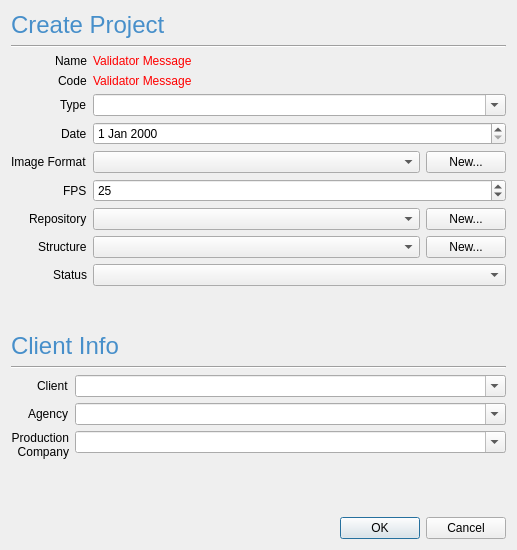
Qt form anima/ui/ui_files/project_dialog.ui (eoyilmaz/anima) before a commit.
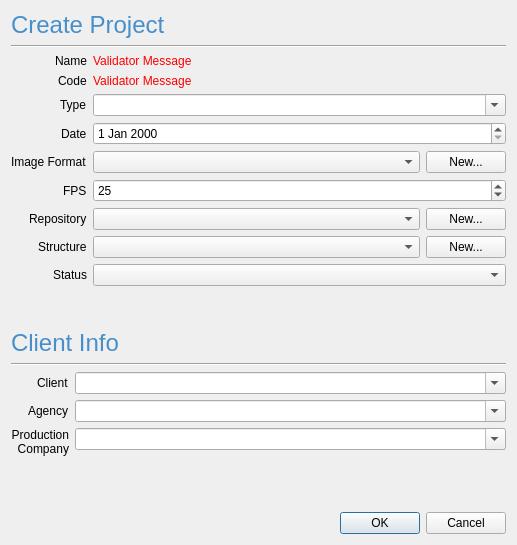
The same form after that commit.

Patch:
```diff
--- a/anima/ui/ui_files/project_dialog.ui
+++ b/anima/ui/ui_files/project_dialog.ui
@@ -7,7 +7,7 @@
     <x>0</x>
     <y>0</y>
     <width>517</width>
-    <height>550</height>
+    <height>545</height>
    </rect>
   </property>
   <property name="windowTitle">
```
Left out of the diff: 12 changed lines with no effect on the pictures.
